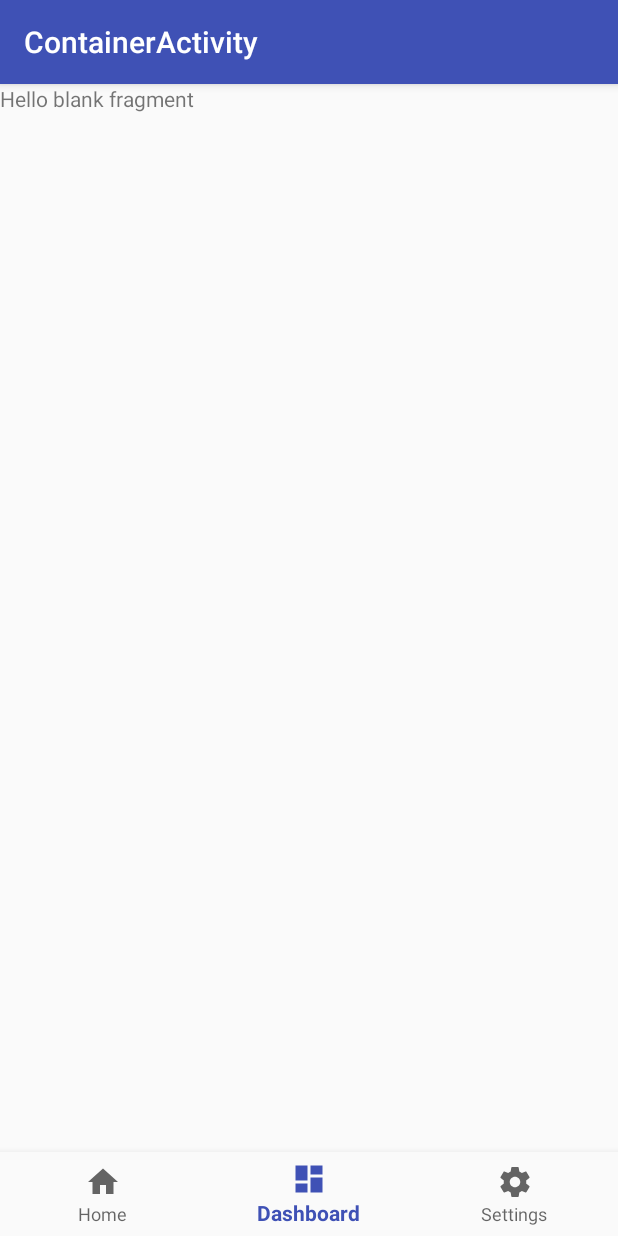
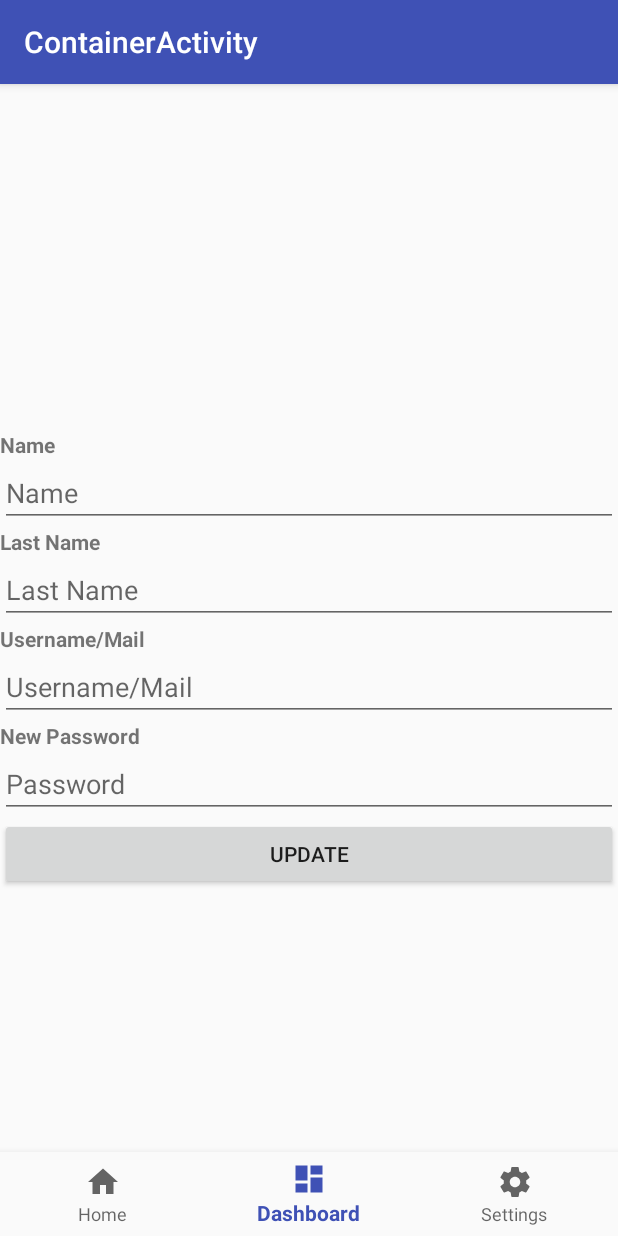
Before and after one commit to MDPA-2017-Android/day-6, an Android app: the ContainerActivity screen opened directly, with no data from a screen before it, item 2 of the bottom bar chosen, on a phone screen of 412 x 824 dp. Run offline under Robolectric (Android 15) with nearby library versions, the phone set to English and light mode, and no system bars; our stand-ins replace ButterKnife; libraries missing offline, so code that uses them is left out: toothpick.config; 5 statements that could not run were skipped.

Commit message:
Binded settings view elements into the fragment.

```diff
--- a/app/src/main/java/com/lasalle/mdpa/busybudgeter/manager/UserManager.java
+++ b/app/src/main/java/com/lasalle/mdpa/busybudgeter/manager/UserManager.java
@@ -2,6 +2,8 @@ package com.lasalle.mdpa.busybudgeter.manager;
 
 public interface UserManager {
 
-    void LoginUser(String username, String password);
+    void loginUser(String username, String password);
+
+    void updateUserPassword(String oldPassword, String newPassword);
 
 }
--- a/app/src/main/java/com/lasalle/mdpa/busybudgeter/view/SettingsFragment.java
+++ b/app/src/main/java/com/lasalle/mdpa/busybudgeter/view/SettingsFragment.java
@@ -1,30 +1,62 @@
 package com.lasalle.mdpa.busybudgeter.view;
 
 
+import android.app.Activity;
 import android.os.Bundle;
+import android.support.annotation.Nullable;
 import android.support.v4.app.Fragment;
 import android.view.LayoutInflater;
 import android.view.View;
 import android.view.ViewGroup;
+import android.widget.EditText;
 
 import com.lasalle.mdpa.busybudgeter.R;
+import com.lasalle.mdpa.busybudgeter.view.model.LoggedUserViewModel;
+
+import javax.inject.Inject;
+
+import butterknife.BindView;
+import butterknife.ButterKnife;
+import butterknife.OnClick;
+import toothpick.Scope;
+import toothpick.Toothpick;
 
 /**
  * A simple {@link Fragment} subclass.
  */
 public class SettingsFragment extends Fragment {
 
+    @BindView(R.id.name) EditText nameText;
+    @BindView(R.id.last_name) EditText lastNameText;
+    @BindView(R.id.username) EditText usernameText;
+    @BindView(R.id.password) EditText passwordText;
+
+    @Inject LoggedUserViewModel loggedUserViewModel;
 
     public SettingsFragment() {
         // Required empty public constructor
     }
 
+    @Override
+    public void onCreate(@Nullable Bundle savedInstanceState) {
+        Activity owner = getActivity();
+        Scope scope = Toothpick.openScopes(owner.getApplication(), owner, this);
+        super.onCreate(savedInstanceState);
+        Toothpick.inject(this, scope);
+    }
 
     @Override
     public View onCreateView(LayoutInflater inflater, ViewGroup container,
                              Bundle savedInstanceState) {
         // Inflate the layout for this fragment
-        return inflater.inflate(R.layout.fragment_settings, container, false);
+        View view = inflater.inflate(R.layout.fragment_settings, container, false);
+        ButterKnife.bind(this, view);
+        return view;
+    }
+
+    @OnClick(R.id.update_button)
+    public void onClickUpdateButton() {
+
     }
 
 }
--- a/app/src/main/java/com/lasalle/mdpa/busybudgeter/view/model/UserLoginViewModel.java
+++ b/app/src/main/java/com/lasalle/mdpa/busybudgeter/view/model/UserLoginViewModel.java
@@ -23,6 +23,6 @@ public class UserLoginViewModel extends ViewModel {
 
         Hasher hasher = Hashing.sha256().newHasher();
         hasher.putString(password, Charsets.UTF_8);
-        userManager.LoginUser(username, hasher.hash().toString());
+        userManager.loginUser(username, hasher.hash().toString());
     }
 }
--- a/app/src/main/res/layout/fragment_settings.xml
+++ b/app/src/main/res/layout/fragment_settings.xml
@@ -4,10 +4,78 @@
     android:layout_height="match_parent"
     tools:context="com.lasalle.mdpa.busybudgeter.view.SettingsFragment">
 
-    <!-- TODO: Update blank fragment layout -->
-    <TextView
+    <LinearLayout
         android:layout_width="match_parent"
         android:layout_height="match_parent"
-        android:text="@string/hello_blank_fragment" />
+        android:orientation="vertical"
+        android:gravity="center">
+
+        <TextView
+            android:id="@+id/textView_3"
+            android:layout_width="match_parent"
+            android:layout_height="wrap_content"
+            android:text="Name"
+            android:textStyle="bold" />
+
+        <EditText
+            android:id="@+id/name"
+            android:layout_width="match_parent"
+            android:layout_height="wrap_content"
+            android:ems="10"
+            android:inputType="textPersonName"
+            android:hint="Name" />
+
+        <TextView
+            android:id="@+id/textView_4"
+            android:layout_width="match_parent"
+            android:layout_height="wrap_content"
+            android:text="Last Name"
+            android:textStyle="bold" />
+
+        <EditText
+            android:id="@+id/last_name"
+            android:layout_width="match_parent"
+            android:layout_height="wrap_content"
+            android:ems="10"
+            android:inputType="textPersonName"
+            android:hint="Last Name" />
+
+        <TextView
+            android:id="@+id/textView"
+            android:layout_width="match_parent"
+            android:layout_height="wrap_content"
+            android:text="Username/Mail"
+            android:textStyle="bold" />
+
+        <EditText
+            android:id="@+id/username"
+            android:layout_width="match_parent"
+            android:layout_height="wrap_content"
+            android:ems="10"
+            android:inputType="textPersonName"
+            android:hint="Username/Mail" />
+
+        <TextView
+            android:id="@+id/textView_2"
+            android:layout_width="match_parent"
+            android:layout_height="wrap_content"
+            android:text="New Password"
+            android:textStyle="bold" />
+
+        <EditText
+            android:id="@+id/password"
+            android:layout_width="match_parent"
+            android:layout_height="wrap_content"
+            android:ems="10"
+            android:inputType="textPassword"
+            android:hint="Password" />
+
+        <Button
+            android:id="@+id/update_button"
+            android:layout_width="match_parent"
+            android:layout_height="wrap_content"
+            android:text="Update" />
+
+    </LinearLayout>
 
 </FrameLayout>
```
Also changed, not shown: app/src/main/java/com/lasalle/mdpa/busybudgeter/manager/impl/UserManagerImpl.java (+6 -1 lines), app/src/main/java/com/lasalle/mdpa/busybudgeter/view/ContainerActivity.java (+21 -1 lines), app/src/main/java/com/lasalle/mdpa/busybudgeter/view/model/LoggedUserViewModel.java (added, +50 -0 lines).
